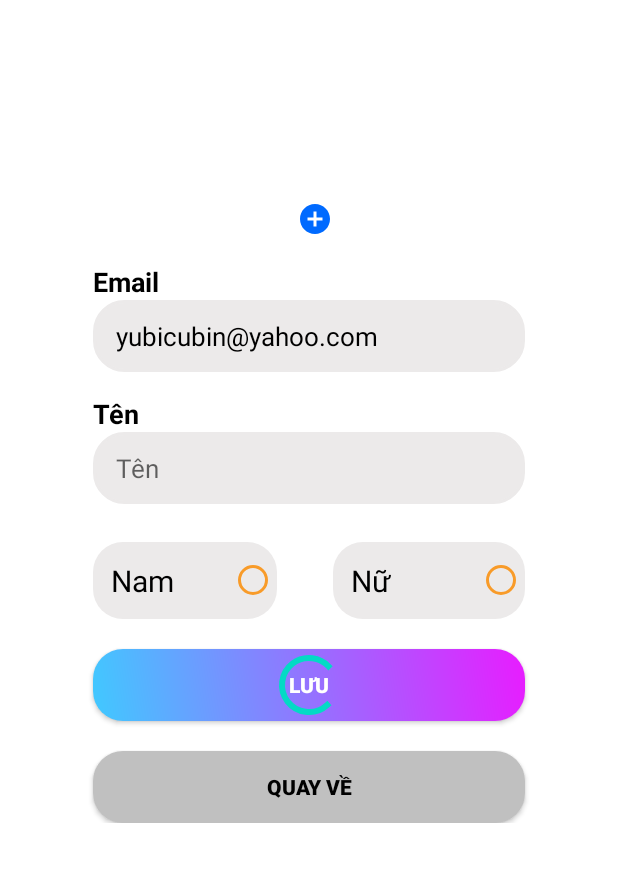
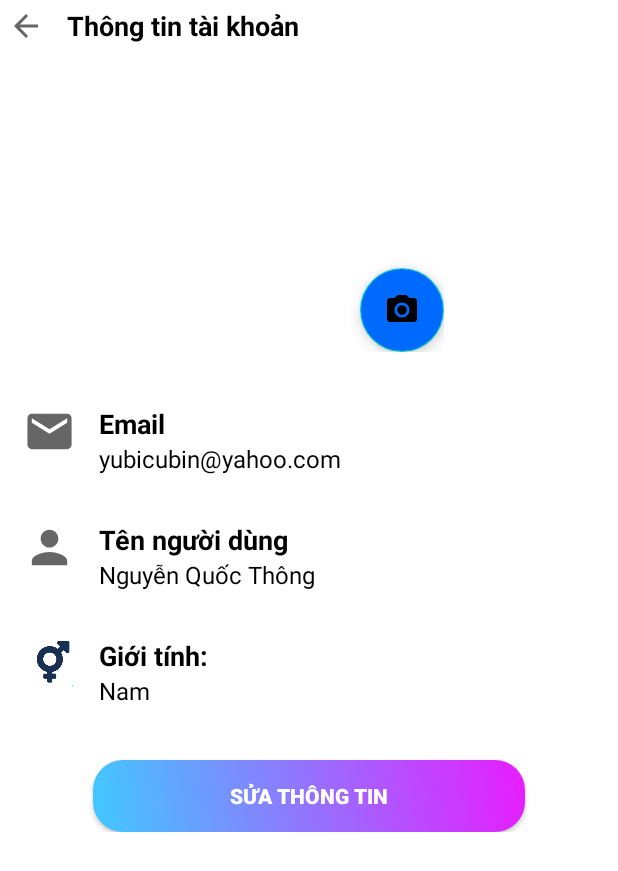
Before and after one commit to hungnguyen157/US-Talk, an Android app: the ProfileActivity screen opened directly, with no data from a screen before it, on a phone screen of 412 x 824 dp. Shown: the top 871 px of the screen. Run offline under Robolectric (Android 15) with nearby library versions, the phone set to English and light mode, and no system bars; our stand-ins replace CircleImageView.

Commit message:
Profile and Edit Profile

```diff
--- /dev/null
+++ b/USTalk/app/src/main/java/com/example/ustalk/EditProfile.java
@@ -0,0 +1,15 @@
+package com.example.ustalk;
+
+import androidx.appcompat.app.AppCompatActivity;
+
+import android.app.Activity;
+import android.os.Bundle;
+
+public class EditProfile extends Activity  {
+
+    @Override
+    protected void onCreate(Bundle savedInstanceState) {
+        super.onCreate(savedInstanceState);
+        setContentView(R.layout.activity_edit_profile);
+    }
+}
--- a/USTalk/app/src/main/java/com/example/ustalk/ProfileActivity.java
+++ b/USTalk/app/src/main/java/com/example/ustalk/ProfileActivity.java
@@ -2,13 +2,34 @@ package com.example.ustalk;
 
 import androidx.appcompat.app.AppCompatActivity;
 
+import android.app.Activity;
+import android.content.Intent;
 import android.os.Bundle;
+import android.view.View;
+import android.widget.Button;
+import android.widget.ImageButton;
+import android.widget.ProgressBar;
 
-public class ProfileActivity extends AppCompatActivity {
-
+public class ProfileActivity extends Activity implements View.OnClickListener {
+    ImageButton btnBack;
+    Button btnEdit;
     @Override
     protected void onCreate(Bundle savedInstanceState) {
         super.onCreate(savedInstanceState);
         setContentView(R.layout.activity_profile);
+        btnBack = (ImageButton) findViewById(R.id.btnBack);
+        btnEdit = (Button) findViewById(R.id.btnEdit);
+        btnEdit.setOnClickListener(this);
+        btnBack.setOnClickListener(this);
+    }
+
+    @Override
+    public void onClick(View view) {
+        switch(view.getId()){
+            case R.id.btnEdit:{
+                startActivity(new Intent(getApplicationContext(), EditProfile.class));
+                break;
+            }
+        }
     }
 }
--- a/USTalk/app/src/main/res/drawable/ic_baseline_add_circle.xml
+++ /dev/null
@@ -1,5 +0,0 @@
-<vector android:height="24dp" android:tint="#006AFF"
-    android:viewportHeight="24" android:viewportWidth="24"
-    android:width="24dp" xmlns:android="http://schemas.android.com/apk/res/android">
-    <path android:fillColor="@android:color/white" android:pathData="M12,2C6.48,2 2,6.48 2,12s4.48,10 10,10 10,-4.48 10,-10S17.52,2 12,2zM17,13h-4v4h-2v-4L7,13v-2h4L11,7h2v4h4v2z"/>
-</vector>
--- /dev/null
+++ b/USTalk/app/src/main/res/drawable/ic_baseline_arrow_back.xml
@@ -0,0 +1,11 @@
+<vector xmlns:android="http://schemas.android.com/apk/res/android"
+    android:width="24dp"
+    android:height="24dp"
+    android:viewportWidth="24"
+    android:viewportHeight="24"
+    android:tint="?attr/colorControlNormal"
+    android:autoMirrored="true">
+  <path
+      android:fillColor="@android:color/white"
+      android:pathData="M20,11H7.83l5.59,-5.59L12,4l-8,8 8,8 1.41,-1.41L7.83,13H20v-2z"/>
+</vector>
--- /dev/null
+++ b/USTalk/app/src/main/res/drawable/ic_baseline_email.xml
@@ -0,0 +1,10 @@
+<vector xmlns:android="http://schemas.android.com/apk/res/android"
+    android:width="24dp"
+    android:height="24dp"
+    android:viewportWidth="24"
+    android:viewportHeight="24"
+    android:tint="?attr/colorControlNormal">
+  <path
+      android:fillColor="@android:color/white"
+      android:pathData="M20,4L4,4c-1.1,0 -1.99,0.9 -1.99,2L2,18c0,1.1 0.9,2 2,2h16c1.1,0 2,-0.9 2,-2L22,6c0,-1.1 -0.9,-2 -2,-2zM20,8l-8,5 -8,-5L4,6l8,5 8,-5v2z"/>
+</vector>
--- /dev/null
+++ b/USTalk/app/src/main/res/drawable/ic_baseline_photo_camera.xml
@@ -0,0 +1,13 @@
+<vector xmlns:android="http://schemas.android.com/apk/res/android"
+    android:width="24dp"
+    android:height="24dp"
+    android:viewportWidth="24"
+    android:viewportHeight="24"
+    android:tint="?attr/colorControlNormal">
+  <path
+      android:fillColor="@android:color/white"
+      android:pathData="M12,12m-3.2,0a3.2,3.2 0,1 1,6.4 0a3.2,3.2 0,1 1,-6.4 0"/>
+  <path
+      android:fillColor="@android:color/white"
+      android:pathData="M9,2L7.17,4L4,4c-1.1,0 -2,0.9 -2,2v12c0,1.1 0.9,2 2,2h16c1.1,0 2,-0.9 2,-2L22,6c0,-1.1 -0.9,-2 -2,-2h-3.17L15,2L9,2zM12,17c-2.76,0 -5,-2.24 -5,-5s2.24,-5 5,-5 5,2.24 5,5 -2.24,5 -5,5z"/>
+</vector>
--- /dev/null
+++ b/USTalk/app/src/main/res/layout/activity_edit_profile.xml
@@ -0,0 +1,133 @@
+<?xml version="1.0" encoding="utf-8"?>
+<LinearLayout xmlns:android="http://schemas.android.com/apk/res/android"
+    xmlns:app="http://schemas.android.com/apk/res-auto"
+    xmlns:tools="http://schemas.android.com/tools"
+    android:layout_width="match_parent"
+    android:layout_height="match_parent"
+    tools:context=".EditProfile"
+    android:orientation="vertical"
+    android:paddingTop="15dp">
+    <TextView
+        android:layout_width="match_parent"
+        android:layout_height="wrap_content"
+        android:text="Thay đổi thông tin"
+        android:textStyle="bold"
+        android:textColor="@color/black"
+        android:textSize="18sp"
+        android:layout_marginBottom="20dp"
+        android:layout_marginLeft="15dp"/>
+    <androidx.constraintlayout.widget.ConstraintLayout
+        android:layout_width="match_parent"
+        android:layout_height="wrap_content">
+    <!--    Guideline Helpers-->
+        <androidx.constraintlayout.widget.Guideline
+            android:id="@+id/start_vertical_guideline"
+            android:layout_width="wrap_content"
+            android:layout_height="wrap_content"
+            android:orientation="vertical"
+            app:layout_constraintGuide_percent="0.15" />
+
+            <androidx.constraintlayout.widget.Guideline
+                android:id="@+id/end_vertical_guideline"
+                android:layout_width="wrap_content"
+                android:layout_height="wrap_content"
+                android:orientation="vertical"
+                app:layout_constraintGuide_percent="0.85" />
+        <TextView
+            android:layout_width="0dp"
+            android:layout_height="wrap_content"
+            android:text="@string/name_hint"
+            android:textSize="18sp"
+            android:textColor="@color/black"
+            android:textStyle="bold"
+            app:layout_constraintEnd_toStartOf="@+id/end_vertical_guideline"
+            app:layout_constraintStart_toStartOf="@+id/start_vertical_guideline"
+            app:layout_constraintTop_toTopOf="parent"
+            android:id="@+id/label_name"/>
+        <EditText
+            android:layout_width="0dp"
+            android:layout_height="wrap_content"
+            android:ems="10"
+            app:layout_constraintEnd_toEndOf="@+id/label_name"
+            app:layout_constraintStart_toStartOf="@+id/label_name"
+            app:layout_constraintTop_toBottomOf="@+id/label_name"
+            android:id="@+id/editName"/>
+        <TextView
+            android:layout_width="0dp"
+            android:layout_height="wrap_content"
+            android:text="@string/sex"
+            android:textSize="18sp"
+            android:textColor="@color/black"
+            android:textStyle="bold"
+            android:layout_marginTop="10dp"
+            app:layout_constraintEnd_toEndOf="@+id/editName"
+            app:layout_constraintStart_toStartOf="@+id/editName"
+            app:layout_constraintTop_toBottomOf="@+id/editName"
+            android:id="@+id/label_sex"/>
+        <RadioGroup
+            android:id="@+id/rbtngr"
+            android:layout_width="0dp"
+            android:layout_height="wrap_content"
+            android:orientation="horizontal"
+            android:layout_marginTop="10dp"
+            android:weightSum="3"
+            app:layout_constraintEnd_toEndOf="@+id/label_sex"
+            app:layout_constraintStart_toStartOf="@+id/label_sex"
+            app:layout_constraintTop_toBottomOf="@+id/label_sex">
+            <RadioButton
+                android:id="@+id/rbtn_male"
+                android:layout_width="wrap_content"
+                android:layout_height="wrap_content"
+                android:buttonTint="@color/orange"
+                android:layoutDirection="rtl"
+                android:text="@string/sex_male"
+                android:textSize="20sp"
+                android:background="@drawable/custom_radio_button"
+                android:layout_weight="1"/>
+
+            <LinearLayout
+                android:layout_width="wrap_content"
+                android:layout_height="wrap_content"
+                android:layout_weight="1"/>
+
+            <RadioButton
+                android:id="@+id/rbtn_female"
+                android:layout_width="wrap_content"
+                android:layout_height="wrap_content"
+                android:buttonTint="@color/orange"
+                android:layoutDirection="rtl"
+                android:text="@string/sex_female"
+                android:textSize="20sp"
+                android:background="@drawable/custom_radio_button"
+                android:layout_weight="1"
+                android:paddingStart="20dp"/>
+        </RadioGroup>
+    </androidx.constraintlayout.widget.ConstraintLayout>
+    <LinearLayout
+        android:layout_width="match_parent"
+        android:layout_height="match_parent"
+        android:orientation="horizontal"
+        android:gravity="center|bottom">
+        <android.widget.Button
+            android:id="@+id/btnSave"
+            android:layout_width="150dp"
+            android:layout_height="wrap_content"
+            android:gravity="center"
+            android:background="@drawable/custom_button_cold_background"
+            android:text="@string/save"
+            android:textColor="@color/white"
+            android:textStyle="bold"
+            android:layout_marginBottom="50dp"/>
+        <android.widget.Button
+            android:id="@+id/btnCancel"
+            android:layout_width="150dp"
+            android:layout_height="wrap_content"
+            android:gravity="center"
+            android:background="@drawable/custom_button_background"
+            android:text="Hủy"
+            android:textColor="@color/black"
+            android:textStyle="bold"
+            android:layout_marginBottom="50dp"
+            android:layout_marginLeft="20dp"/>
+    </LinearLayout>
+</LinearLayout>
--- a/USTalk/app/src/main/res/layout/activity_profile.xml
+++ b/USTalk/app/src/main/res/layout/activity_profile.xml
@@ -1,180 +1,200 @@
 <?xml version="1.0" encoding="utf-8"?>
-<ScrollView xmlns:android="http://schemas.android.com/apk/res/android"
+<LinearLayout xmlns:android="http://schemas.android.com/apk/res/android"
     xmlns:app="http://schemas.android.com/apk/res-auto"
     xmlns:tools="http://schemas.android.com/tools"
     android:layout_width="match_parent"
     android:layout_height="match_parent"
     tools:context=".ProfileActivity"
     android:orientation="vertical">
+    <LinearLayout
+        android:layout_width="match_parent"
+        android:layout_height="wrap_content"
+        android:orientation="horizontal"
+        android:gravity="center">
+        <ImageButton
+            android:layout_width="wrap_content"
+            android:layout_height="wrap_content"
+            android:src="@drawable/ic_baseline_arrow_back"
+            app:tint="@color/black"
+            android:padding="5dp"
+            android:backgroundTint="@color/white"
+            android:id="@+id/btnBack"/>
+        <TextView
+            android:layout_width="wrap_content"
+            android:layout_height="wrap_content"
+            android:text="Thông tin tài khoản"
+            android:textStyle="bold"
+            android:textSize="18sp"
+            android:layout_weight="1"
+            android:layout_marginLeft="10dp"
+            android:textColor="@color/black"/>
+    </LinearLayout>
+        <RelativeLayout
+            android:layout_width="wrap_content"
+            android:layout_height="wrap_content"
+            android:layout_gravity="center_horizontal"
+            android:layout_margin="20dp">
+
+            <de.hdodenhof.circleimageview.CircleImageView xmlns:app="http://schemas.android.com/apk/res-auto"
+                android:id="@+id/profile_image"
+                android:layout_width="180dp"
+                android:layout_height="180dp"
+                android:scaleType="centerCrop"/>
+
+            <com.google.android.material.floatingactionbutton.FloatingActionButton
+                android:id="@+id/fab"
+                android:layout_width="wrap_content"
+                android:layout_height="wrap_content"
+                android:layout_alignEnd="@+id/profile_image"
+                android:layout_alignBottom="@+id/profile_image"
+                android:clickable="true"
+                android:elevation="1dp"
+                android:scaleType="centerInside"
+                android:tint="@android:color/white"
+                app:srcCompat="@drawable/ic_baseline_photo_camera"
+                android:backgroundTint="#006AFF"/>
+        </RelativeLayout>
+        <LinearLayout
+            android:layout_width="match_parent"
+            android:layout_height="wrap_content"
+            android:orientation="horizontal"
+            android:padding="15dp">
+            <ImageView
+                android:layout_width="35dp"
+                android:layout_height="35dp"
+                android:src="@drawable/ic_baseline_email"
+                app:tint="@android:color/black" />
+            <LinearLayout
+                android:layout_width="match_parent"
+                android:layout_height="wrap_content"
+                android:orientation="vertical"
+                android:paddingStart="15dp"
+                android:paddingEnd="15dp">
+                <LinearLayout
+                    android:layout_width="match_parent"
+                    android:layout_height="wrap_content"
+                    android:orientation="horizontal">
+                    <TextView
+                        android:layout_width="wrap_content"
+                        android:layout_height="wrap_content"
+                        android:text="@string/email_hint"
+                        android:textSize="18sp"
+                        android:textColor="@color/black"
+                        android:textStyle="bold"/>
+                </LinearLayout>
+                <TextView
+                    android:id="@+id/editEmail"
+                    android:layout_width="match_parent"
+                    android:layout_height="wrap_content"
+                    android:text="yubicubin@yahoo.com"
+                    android:textColor="@color/black"
+                    android:textSize="16sp" />
+            </LinearLayout>
+        </LinearLayout>
+    <LinearLayout
+        android:layout_width="match_parent"
+        android:layout_height="wrap_content"
+        android:orientation="horizontal"
+        android:padding="15dp">
+        <ImageView
+            android:layout_width="35dp"
+            android:layout_height="35dp"
+            android:src="@drawable/person_icon"
+            app:tint="@android:color/black" />
+        <LinearLayout
+            android:layout_width="match_parent"
+            android:layout_height="wrap_content"
+            android:orientation="vertical"
+            android:paddingStart="15dp"
+            android:paddingEnd="15dp">
+            <LinearLayout
+                android:layout_width="match_parent"
+                android:layout_height="wrap_content"
+                android:orientation="horizontal">
+                <TextView
+                    android:layout_width="0dp"
+                    android:layout_weight="1"
+                    android:layout_height="wrap_content"
+                    android:text="@string/name_hint"
+                    android:textSize="18sp"
+                    android:textStyle="bold"
+                    android:textColor="@color/black"/>
+            </LinearLayout>
+            <TextView
+                android:id="@+id/editName"
+                android:layout_width="wrap_content"
+                android:layout_height="wrap_content"
+                android:textSize="16sp"
+                android:text="Nguyễn Quốc Thông"
+                android:textColor="@color/black"/>
+        </LinearLayout>
+    </LinearLayout>
+    <LinearLayout
+        android:layout_width="match_parent"
+        android:layout_height="wrap_content"
+        android:orientation="horizontal"
+        android:padding="15dp">
+        <ImageView
+            android:layout_width="35dp"
+            android:layout_height="35dp"
+            android:src="@drawable/img" />
+        <LinearLayout
+            android:layout_width="match_parent"
+            android:layout_height="wrap_content"
+            android:orientation="vertical"
+            android:paddingStart="15dp"
+            android:paddingEnd="15dp">
+            <LinearLayout
+                android:layout_width="match_parent"
+                android:layout_height="wrap_content"
+                android:orientation="horizontal">
+                <TextView
+                    android:layout_width="0dp"
+                    android:layout_weight="1"
+                    android:layout_height="wrap_content"
+                    android:text="@string/sex"
+                    android:textSize="18sp"
+                    android:textStyle="bold"
+                    android:textColor="@color/black"/>
+            </LinearLayout>
+            <TextView
+                android:id="@+id/editSex"
+                android:layout_width="wrap_content"
+                android:layout_height="wrap_content"
+                android:textSize="16sp"
+                android:text="Nam"
+                android:textColor="@color/black"/>
+        </LinearLayout>
+    </LinearLayout>
     <androidx.constraintlayout.widget.ConstraintLayout
         android:layout_width="match_parent"
         android:layout_height="wrap_content">
-        <!--    Guideline helpers-->
+    <!--    Guideline Helpers-->
         <androidx.constraintlayout.widget.Guideline
             android:id="@+id/start_vertical_guideline"
             android:layout_width="wrap_content"
             android:layout_height="wrap_content"
             android:orientation="vertical"
-            app:layout_constraintGuide_percent="0.15"/>
+            app:layout_constraintGuide_percent="0.15" />
 
             <androidx.constraintlayout.widget.Guideline
                 android:id="@+id/end_vertical_guideline"
                 android:layout_width="wrap_content"
                 android:layout_height="wrap_content"
                 android:orientation="vertical"
-            app:layout_constraintGuide_percent="0.85"/>
-
-
-        <de.hdodenhof.circleimageview.CircleImageView xmlns:app="http://schemas.android.com/apk/res-auto"
-            android:id="@+id/profile_image"
-            android:layout_width="100dp"
-            android:layout_height="100dp"
-            android:layout_marginLeft="5dp"
-            android:padding="5dp"
-            app:civ_border_color="#FF000000"
-            app:civ_border_width="2dp"
-            app:layout_constraintEnd_toStartOf="@+id/end_vertical_guideline"
-            app:layout_constraintStart_toStartOf="@+id/start_vertical_guideline"
-            app:layout_constraintTop_toTopOf="parent"
-            android:layout_marginTop="50dp" />
-
-        <ImageButton
-            android:layout_width="wrap_content"
-            android:layout_height="wrap_content"
-            android:layout_marginTop="84dp"
-            android:background="@color/white"
-            android:src="@drawable/ic_baseline_add_circle"
-            app:layout_constraintEnd_toEndOf="@+id/profile_image"
-            app:layout_constraintHorizontal_bias="0.52"
-            app:layout_constraintStart_toStartOf="@+id/profile_image"
-            app:layout_constraintTop_toTopOf="@+id/profile_image"/>
-
-        <TextView
-            android:layout_width="wrap_content"
-            android:layout_height="wrap_content"
-            app:layout_constraintStart_toStartOf="@+id/start_vertical_guideline"
-            app:layout_constraintBottom_toTopOf="@+id/editEmail"
-            android:text="@string/email_hint"
-            android:textSize="18sp"
-            android:textStyle="bold"
-            android:textColor="@color/black"/>
-
-        <TextView
-            android:id="@+id/editEmail"
-            android:layout_width="0dp"
-            android:layout_height="wrap_content"
-            android:background="@drawable/custom_edittext_no_border"
-            android:layout_marginTop="50dp"
-            android:text="yubicubin@yahoo.com"
-            android:paddingVertical="12dp"
-            android:paddingStart="15dp"
-            android:paddingEnd="15dp"
-            app:layout_constraintEnd_toEndOf="@+id/end_vertical_guideline"
-            app:layout_constraintStart_toStartOf="@+id/start_vertical_guideline"
-            app:layout_constraintTop_toBottomOf="@+id/profile_image"
-            android:textSize="17sp"
-            android:textColor="@color/black"/>
-        <TextView
-            android:layout_width="wrap_content"
-            android:layout_height="wrap_content"
-            app:layout_constraintStart_toStartOf="@+id/start_vertical_guideline"
-            app:layout_constraintBottom_toTopOf="@+id/editName"
-            android:text="@string/name_hint"
-            android:textSize="18sp"
-            android:textStyle="bold"
-            android:textColor="@color/black"/>
-        <EditText
-            android:id="@+id/editName"
-            android:layout_width="0dp"
-            android:layout_height="wrap_content"
-            android:background="@drawable/custom_edittext_no_border"
-            android:ems="10"
-            android:hint="@string/name_hint"
-            android:inputType="text"
-            android:paddingVertical="12dp"
-            android:paddingStart="15dp"
-            android:paddingEnd="15dp"
-            android:layout_marginTop="40dp"
-            app:layout_constraintEnd_toEndOf="@+id/end_vertical_guideline"
-            app:layout_constraintStart_toStartOf="@+id/start_vertical_guideline"
-            app:layout_constraintTop_toBottomOf="@+id/editEmail"
-            android:textSize="17sp"/>
-
-
-
-        <RadioGroup
-            android:id="@+id/rbtngr"
-            android:layout_width="0dp"
-            android:layout_height="wrap_content"
-            android:orientation="horizontal"
-            android:layout_marginTop="25dp"
-            android:weightSum="3"
-            app:layout_constraintEnd_toEndOf="@+id/editName"
-            app:layout_constraintStart_toStartOf="@+id/editName"
-            app:layout_constraintTop_toBottomOf="@+id/editName">
-            <RadioButton
-                android:id="@+id/rbtn_male"
-                android:layout_width="wrap_content"
-                android:layout_height="wrap_content"
-                android:buttonTint="@color/orange"
-                android:layoutDirection="rtl"
-                android:text="@string/sex_male"
-                android:textSize="20sp"
-                android:background="@drawable/custom_radio_button"
-                android:layout_weight="1"/>
-
-            <LinearLayout
-                android:layout_width="wrap_content"
-                android:layout_height="wrap_content"
-                android:layout_weight="1"/>
-
-            <RadioButton
-                android:id="@+id/rbtn_female"
-                android:layout_width="wrap_content"
-                android:layout_height="wrap_content"
-                android:buttonTint="@color/orange"
-                android:layoutDirection="rtl"
-                android:text="@string/sex_female"
-                android:textSize="20sp"
-                android:background="@drawable/custom_radio_button"
-                android:layout_weight="1"
-                android:paddingStart="20dp"/>
-        </RadioGroup>
-
+                app:layout_constraintGuide_percent="0.85" />
     <android.widget.Button
-            android:id="@+id/btnSave"
+        android:id="@+id/btnEdit"
         android:layout_width="0dp"
         android:layout_height="wrap_content"
         android:layout_gravity="center"
         android:background="@drawable/custom_button_cold_background"
         android:layout_marginTop="20dp"
-            android:text="@string/save"
+        android:text="Sửa thông tin"
         android:textColor="@color/white"
         android:textStyle="bold"
-            app:layout_constraintEnd_toEndOf="@+id/rbtngr"
-            app:layout_constraintStart_toStartOf="@+id/rbtngr"
-            app:layout_constraintTop_toBottomOf="@+id/rbtngr"/>
-
-        <ProgressBar
-            android:id="@+id/progressBar"
-            android:layout_width="wrap_content"
-            android:layout_height="wrap_content"
-            app:layout_constraintEnd_toEndOf="@+id/btnSave"
-            app:layout_constraintStart_toStartOf="@+id/btnSave"
-            app:layout_constraintTop_toTopOf="@+id/btnSave"
-            android:translationZ="10dp"/>
-        <android.widget.Button
-            android:id="@+id/btnBack"
-            android:layout_width="0dp"
-            android:layout_height="wrap_content"
-            android:layout_gravity="center"
-            android:background="@drawable/custom_button_background"
-            android:layout_marginTop="20dp"
-            android:text="@string/back"
-            android:textColor="@color/black"
-            android:textStyle="bold"
-            app:layout_constraintEnd_toEndOf="@+id/btnSave"
-            app:layout_constraintStart_toStartOf="@+id/btnSave"
-            app:layout_constraintTop_toBottomOf="@+id/btnSave"/>
+        app:layout_constraintEnd_toStartOf="@+id/end_vertical_guideline"
+        app:layout_constraintStart_toStartOf="@+id/start_vertical_guideline"
+        app:layout_constraintTop_toTopOf="parent"/>
     </androidx.constraintlayout.widget.ConstraintLayout>
-</ScrollView>
+</LinearLayout>
--- a/USTalk/app/src/main/res/values/strings.xml
+++ b/USTalk/app/src/main/res/values/strings.xml
@@ -4,7 +4,7 @@
     <string name="email_hint">Email</string>
     <string name="password_hint">Mật khẩu</string>
     <string name="confirm_password_hint">Xác nhận mật khẩu</string>
-    <string name="name_hint">Tên</string>
+    <string name="name_hint">Tên người dùng</string>
     <string name="welcome">Chào mừng tới</string>
     <string name="dont_have_account">Không có tài khoản?</string>
     <string name="already_have_account">Đã có tài khoản?</string>
@@ -19,4 +19,5 @@
     <string name="bottom_tab_2">Contact</string>
     <string name="save">Lưu</string>
     <string name="back">Quay về</string>
+    <string name="change_password">Đổi mật khẩu</string>
 </resources>
```
Also changed, not shown: USTalk/app/src/main/res/drawable/img.png (added). Lines whose indentation alone changed are shown as unchanged.
